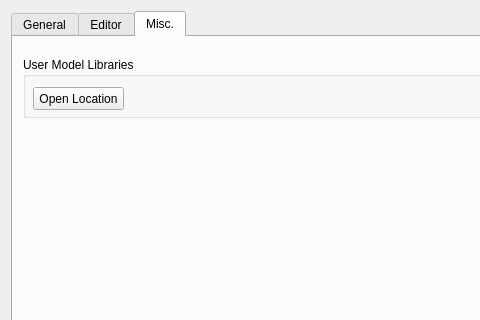
Above: src/settingsdialog.ui from GAMS-dev/studio before the change; both pictures show x 0 to 480 and y 0 to 320 of the 613 by 517 pixel window. Below: the same form after it.
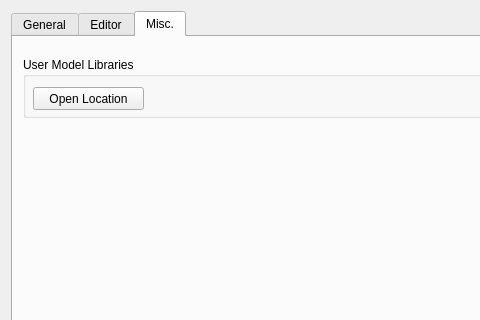
That is the form after the change. The open tabs and pages were chosen to show the change.

Commit message: increase size of button in settings dialog for better visuals on mac

The edit to the form file:
```diff
--- a/src/settingsdialog.ui
+++ b/src/settingsdialog.ui
@@ -592,7 +592,7 @@
          <rect>
           <x>10</x>
           <y>30</y>
-          <width>91</width>
+          <width>111</width>
           <height>23</height>
          </rect>
         </property>
```
